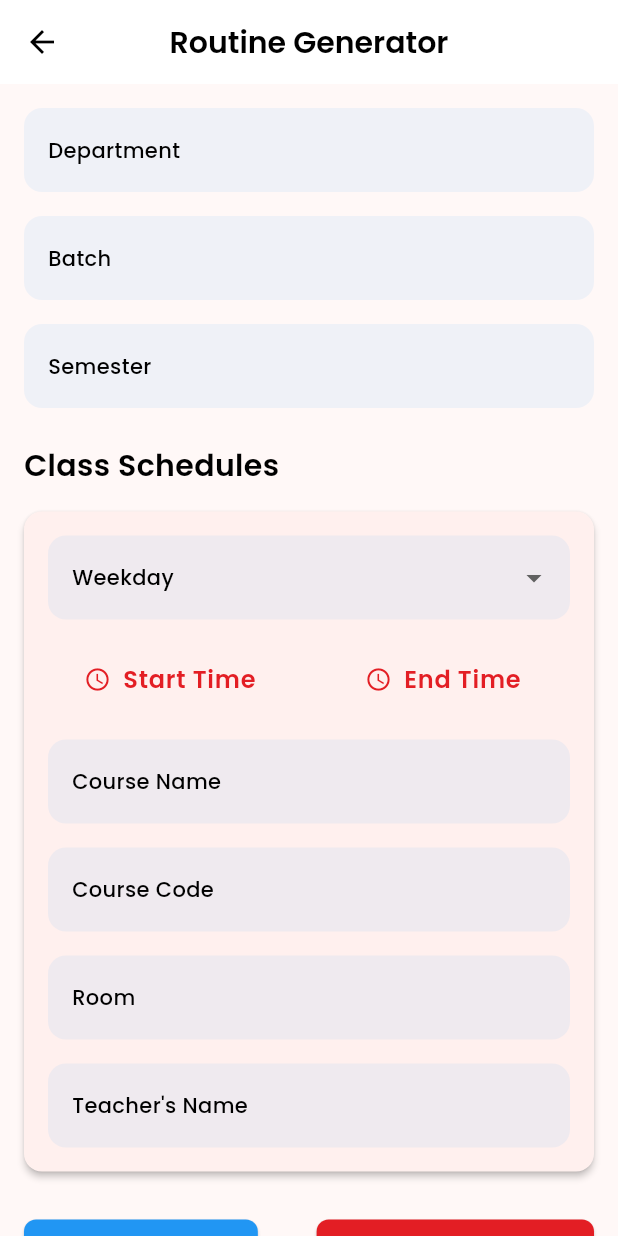
After one commit to i-sifat/BU_BUDS, a Flutter app: the RoutineGeneratorScreen screen opened directly, on a phone screen of 412 x 824 dp. The commit adds this screen. Run offline on Flutter 3.47's test engine with Material 3 defaults, Android fonts, the phone set to English and light mode, and no system bars; our stand-ins replace flutter_animate, flutter_local_notifications, pdf, shared_preferences; missing offline and left inert: syncfusion_flutter_pdfviewer; accounts and stored records are empty.

Commit message:
Routine Generator added in the User Setting page

```diff
--- /dev/null
+++ b/lib/screens/routine/routine_generator_screen.dart
@@ -0,0 +1,524 @@
+import 'package:flutter/material.dart';
+import 'package:pdf/pdf.dart';
+import 'package:pdf/widgets.dart' as pw;
+import 'package:path_provider/path_provider.dart';
+import 'dart:io';
+import '../../utils/colors.dart';
+import '../../utils/typography.dart';
+
+class RoutineGeneratorScreen extends StatefulWidget {
+  const RoutineGeneratorScreen({super.key});
+
+  @override
+  State<RoutineGeneratorScreen> createState() => _RoutineGeneratorScreenState();
+}
+
+class _RoutineGeneratorScreenState extends State<RoutineGeneratorScreen> {
+  final _formKey = GlobalKey<FormState>();
+  final _departmentController = TextEditingController();
+  final _batchController = TextEditingController();
+  final _semesterController = TextEditingController();
+
+  List<ClassSchedule> schedules = [ClassSchedule()];
+
+  void _addMoreSchedules() {
+    setState(() {
+      schedules.add(ClassSchedule());
+    });
+  }
+
+  void _previewRoutine() {
+    if (_formKey.currentState!.validate()) {
+      showDialog(
+        context: context,
+        builder: (context) => RoutinePreviewDialog(
+          department: _departmentController.text,
+          batch: _batchController.text,
+          semester: _semesterController.text,
+          schedules: schedules,
+        ),
+      );
+    }
+  }
+
+  @override
+  Widget build(BuildContext context) {
+    return Scaffold(
+      appBar: AppBar(
+        title: Text('Routine Generator', style: AppTypography.h3),
+        leading: IconButton(
+          icon: const Icon(Icons.arrow_back),
+          onPressed: () => Navigator.pop(context),
+        ),
+      ),
+      body: SingleChildScrollView(
+        padding: const EdgeInsets.all(16),
+        child: Form(
+          key: _formKey,
+          child: Column(
+            crossAxisAlignment: CrossAxisAlignment.start,
+            children: [
+              _buildTextField(
+                controller: _departmentController,
+                label: 'Department',
+                hint: 'Enter department name',
+              ),
+              const SizedBox(height: 16),
+              _buildTextField(
+                controller: _batchController,
+                label: 'Batch',
+                hint: 'Enter batch number',
+              ),
+              const SizedBox(height: 16),
+              _buildTextField(
+                controller: _semesterController,
+                label: 'Semester',
+                hint: 'Enter semester',
+              ),
+              const SizedBox(height: 24),
+              Text('Class Schedules', style: AppTypography.h3),
+              const SizedBox(height: 16),
+              ...schedules
+                  .map((schedule) => ClassScheduleForm(schedule: schedule)),
+              const SizedBox(height: 16),
+              Row(
+                mainAxisAlignment: MainAxisAlignment.spaceBetween,
+                children: [
+                  ElevatedButton.icon(
+                    onPressed: _addMoreSchedules,
+                    icon: const Icon(Icons.add),
+                    label: const Text('Add More'),
+                    style: ElevatedButton.styleFrom(
+                      backgroundColor: Colors.blue,
+                    ),
+                  ),
+                  ElevatedButton(
+                    onPressed: _previewRoutine,
+                    style: ElevatedButton.styleFrom(
+                      backgroundColor: AppColors.primary,
+                    ),
+                    child: const Text('Preview Routine'),
+                  ),
+                ],
+              ),
+            ],
+          ),
+        ),
+      ),
+    );
+  }
+
+  Widget _buildTextField({
+    required TextEditingController controller,
+    required String label,
+    required String hint,
+  }) {
+    return TextFormField(
+      controller: controller,
+      decoration: InputDecoration(
+        labelText: label,
+        hintText: hint,
+        border: OutlineInputBorder(
+          borderRadius: BorderRadius.circular(8),
+        ),
+      ),
+      validator: (value) {
+        if (value == null || value.isEmpty) {
+          return 'This field is required';
+        }
+        return null;
+      },
+    );
+  }
+}
+
+class ClassSchedule {
+  String weekday = '';
+  TimeOfDay? startTime;
+  TimeOfDay? endTime;
+  String courseName = '';
+  String courseCode = '';
+  String room = '';
+  String teacherName = '';
+}
+
+class ClassScheduleForm extends StatefulWidget {
+  final ClassSchedule schedule;
+
+  const ClassScheduleForm({
+    super.key,
+    required this.schedule,
+  });
+
+  @override
+  State<ClassScheduleForm> createState() => _ClassScheduleFormState();
+}
+
+class _ClassScheduleFormState extends State<ClassScheduleForm> {
+  final List<String> weekdays = [
+    'Saturday',
+    'Sunday',
+    'Monday',
+    'Tuesday',
+    'Wednesday',
+    'Thursday',
+    'Friday',
+  ];
+
+  Future<void> _selectTime(bool isStart) async {
+    final TimeOfDay? time = await showTimePicker(
+      context: context,
+      initialTime: TimeOfDay.now(),
+    );
+    if (time != null) {
+      setState(() {
+        if (isStart) {
+          widget.schedule.startTime = time;
+        } else {
+          widget.schedule.endTime = time;
+        }
+      });
+    }
+  }
+
+  @override
+  Widget build(BuildContext context) {
+    return Card(
+      margin: const EdgeInsets.only(bottom: 16),
+      child: Padding(
+        padding: const EdgeInsets.all(16),
+        child: Column(
+          children: [
+            DropdownButtonFormField<String>(
+              value: widget.schedule.weekday.isEmpty
+                  ? null
+                  : widget.schedule.weekday,
+              decoration: const InputDecoration(
+                labelText: 'Weekday',
+                border: OutlineInputBorder(),
+              ),
+              items: weekdays.map((day) {
+                return DropdownMenuItem(
+                  value: day,
+                  child: Text(day),
+                );
+              }).toList(),
+              onChanged: (value) {
+                setState(() {
+                  widget.schedule.weekday = value ?? '';
+                });
+              },
+              validator: (value) {
+                if (value == null || value.isEmpty) {
+                  return 'Please select a weekday';
+                }
+                return null;
+              },
+            ),
+            const SizedBox(height: 16),
+            Row(
+              children: [
+                Expanded(
+                  child: TextButton.icon(
+                    onPressed: () => _selectTime(true),
+                    icon: const Icon(Icons.access_time),
+                    label: Text(widget.schedule.startTime?.format(context) ??
+                        'Start Time'),
+                  ),
+                ),
+                const SizedBox(width: 16),
+                Expanded(
+                  child: TextButton.icon(
+                    onPressed: () => _selectTime(false),
+                    icon: const Icon(Icons.access_time),
+                    label: Text(
+                        widget.schedule.endTime?.format(context) ?? 'End Time'),
+                  ),
+                ),
+              ],
+            ),
+            const SizedBox(height: 16),
+            TextFormField(
+              decoration: const InputDecoration(
+                labelText: 'Course Name',
+                border: OutlineInputBorder(),
+              ),
+              onChanged: (value) => widget.schedule.courseName = value,
+              validator: (value) {
+                if (value == null || value.isEmpty) {
+                  return 'Please enter course name';
+                }
+                return null;
+              },
+            ),
+            const SizedBox(height: 16),
+            TextFormField(
+              decoration: const InputDecoration(
+                labelText: 'Course Code',
+                border: OutlineInputBorder(),
+              ),
+              onChanged: (value) => widget.schedule.courseCode = value,
+              validator: (value) {
+                if (value == null || value.isEmpty) {
+                  return 'Please enter course code';
+                }
+                return null;
+              },
+            ),
+            const SizedBox(height: 16),
+            TextFormField(
+              decoration: const InputDecoration(
+                labelText: 'Room',
+                border: OutlineInputBorder(),
+              ),
+              onChanged: (value) => widget.schedule.room = value,
+              validator: (value) {
+                if (value == null || value.isEmpty) {
+                  return 'Please enter room number';
+                }
+                return null;
+              },
+            ),
+            const SizedBox(height: 16),
+            TextFormField(
+              decoration: const InputDecoration(
+                labelText: 'Teacher\'s Name',
+                border: OutlineInputBorder(),
+              ),
+              onChanged: (value) => widget.schedule.teacherName = value,
+              validator: (value) {
+                if (value == null || value.isEmpty) {
+                  return 'Please enter teacher\'s name';
+                }
+                return null;
+              },
+            ),
+          ],
+        ),
+      ),
+    );
+  }
+}
+
+class RoutinePreviewDialog extends StatelessWidget {
+  final String department;
+  final String batch;
+  final String semester;
+  final List<ClassSchedule> schedules;
+
+  const RoutinePreviewDialog({
+    super.key,
+    required this.department,
+    required this.batch,
+    required this.semester,
+    required this.schedules,
+  });
+
+  String _formatTimeOfDay(TimeOfDay? time) {
+    if (time == null) return '';
+    final hour = time.hour.toString().padLeft(2, '0');
+    final minute = time.minute.toString().padLeft(2, '0');
+    return '$hour:$minute';
+  }
+
+  String _formatTimeRange(TimeOfDay? start, TimeOfDay? end) {
+    return '${_formatTimeOfDay(start)} - ${_formatTimeOfDay(end)}';
+  }
+
+  Future<void> _generatePDF(BuildContext context) async {
+    final pdf = pw.Document();
+
+    pdf.addPage(
+      pw.Page(
+        pageFormat: PdfPageFormat.a4,
+        build: (pw.Context context) {
+          return pw.Column(
+            children: [
+              pw.Header(
+                level: 0,
+                child: pw.Text(
+                  'Bangladesh University',
+                  style: pw.TextStyle(
+                    fontSize: 20,
+                    fontWeight: pw.FontWeight.bold,
+                  ),
+                ),
+              ),
+              pw.SizedBox(height: 10),
+              pw.Text(
+                'Department of $department (Batch: $batch, Semester: $semester)',
+                style: const pw.TextStyle(fontSize: 14),
+              ),
+              pw.SizedBox(height: 20),
+              pw.Table(
+                border: pw.TableBorder.all(color: PdfColors.green),
+                children: [
+                  pw.TableRow(
+                    decoration: const pw.BoxDecoration(
+                      color: PdfColors.green100,
+                    ),
+                    children: [
+                      pw.Text('Day'),
+                      pw.Text('Time'),
+                      pw.Text('Course Name'),
+                      pw.Text('Code'),
+                      pw.Text('Room'),
+                      pw.Text('Teacher\'s Name'),
+                    ]
+                        .map((text) => pw.Padding(
+                              padding: const pw.EdgeInsets.all(8),
+                              child: text,
+                            ))
+                        .toList(),
+                  ),
+                  ...schedules.map((schedule) => pw.TableRow(
+                        children: [
+                          pw.Text(schedule.weekday),
+                          pw.Text(_formatTimeRange(
+                              schedule.startTime, schedule.endTime)),
+                          pw.Text(schedule.courseName),
+                          pw.Text(schedule.courseCode),
+                          pw.Text(schedule.room),
+                          pw.Text(schedule.teacherName),
+                        ]
+                            .map((text) => pw.Padding(
+                                  padding: const pw.EdgeInsets.all(8),
+                                  child: text,
+                                ))
+                            .toList(),
+                      )),
+                ],
+              ),
+            ],
+          );
+        },
+      ),
+    );
+
+    final directory = await getApplicationDocumentsDirectory();
+    final file = File('${directory.path}/routine.pdf');
+    await file.writeAsBytes(await pdf.save());
+
+    if (context.mounted) {
+      showDialog(
+        context: context,
+        builder: (context) => AlertDialog(
+          title: const Text('PDF Generated'),
+          content: Text('PDF saved to ${file.path}'),
+          actions: [
+            ElevatedButton(
+              onPressed: () => Navigator.pop(context),
+              child: const Text('OK'),
+            ),
+          ],
+        ),
+      );
+    }
+  }
+
+  @override
+  Widget build(BuildContext context) {
+    return AlertDialog(
+      title: const Text('Preview Routine'),
+      content: SingleChildScrollView(
+        child: Column(
+          crossAxisAlignment: CrossAxisAlignment.start,
+          children: [
+            Text(
+              'Department of $department\nBatch: $batch, Semester: $semester',
+              style: const TextStyle(fontWeight: FontWeight.bold),
+            ),
+            const SizedBox(height: 16),
+            Table(
+              border: TableBorder.all(color: Colors.grey),
+              columnWidths: const {
+                0: IntrinsicColumnWidth(),
+                1: IntrinsicColumnWidth(),
+                2: IntrinsicColumnWidth(),
+                3: IntrinsicColumnWidth(),
+                4: IntrinsicColumnWidth(),
+                5: IntrinsicColumnWidth(),
+              },
+              children: [
+                TableRow(
+                  decoration: BoxDecoration(color: Colors.grey.shade200),
+                  children: [
+                    const Padding(
+                      padding: EdgeInsets.all(4),
+                      child: Text('Day',
+                          style: TextStyle(fontWeight: FontWeight.bold)),
+                    ),
+                    const Padding(
+                      padding: EdgeInsets.all(4),
+                      child: Text('Time',
+                          style: TextStyle(fontWeight: FontWeight.bold)),
+                    ),
+                    const Padding(
+                      padding: EdgeInsets.all(4),
+                      child: Text('Course Name',
+                          style: TextStyle(fontWeight: FontWeight.bold)),
+                    ),
+                    const Padding(
+                      padding: EdgeInsets.all(4),
+                      child: Text('Code',
+                          style: TextStyle(fontWeight: FontWeight.bold)),
+                    ),
+                    const Padding(
+                      padding: EdgeInsets.all(4),
+                      child: Text('Room',
+                          style: TextStyle(fontWeight: FontWeight.bold)),
+                    ),
+                    const Padding(
+                      padding: EdgeInsets.all(4),
+                      child: Text("Teacher's Name",
+                          style: TextStyle(fontWeight: FontWeight.bold)),
+                    ),
+                  ],
+                ),
+                ...schedules.map((schedule) => TableRow(
+                      children: [
+                        Padding(
+                          padding: const EdgeInsets.all(4),
+                          child: Text(schedule.weekday),
+                        ),
+                        Padding(
+                          padding: const EdgeInsets.all(4),
+                          child: Text(_formatTimeRange(
+                              schedule.startTime, schedule.endTime)),
+                        ),
+                        Padding(
+                          padding: const EdgeInsets.all(4),
+                          child: Text(schedule.courseName),
+                        ),
+                        Padding(
+                          padding: const EdgeInsets.all(4),
+                          child: Text(schedule.courseCode),
+                        ),
+                        Padding(
+                          padding: const EdgeInsets.all(4),
+                          child: Text(schedule.room),
+                        ),
+                        Padding(
+                          padding: const EdgeInsets.all(4),
+                          child: Text(schedule.teacherName),
+                        ),
+                      ],
+                    )),
+              ],
+            ),
+          ],
+        ),
+      ),
+      actions: [
+        ElevatedButton(
+          onPressed: () => _generatePDF(context),
+          child: const Text('Generate PDF'),
+        ),
+        TextButton(
+          onPressed: () => Navigator.pop(context),
+          child: const Text('Close'),
+        ),
+      ],
+    );
+  }
+}
--- a/pubspec.yaml
+++ b/pubspec.yaml
@@ -26,6 +26,7 @@ dependencies:
   google_fonts: ^6.2.1
   path_provider: ^2.1.5
   syncfusion_flutter_pdfviewer: ^28.1.39
+  pdf: ^3.11.1
 
 
 dev_dependencies:
```
Also changed, not shown: lib/navbar_items/person/user_profile_navbar.dart (+12 -2 lines), pubspec.lock.
